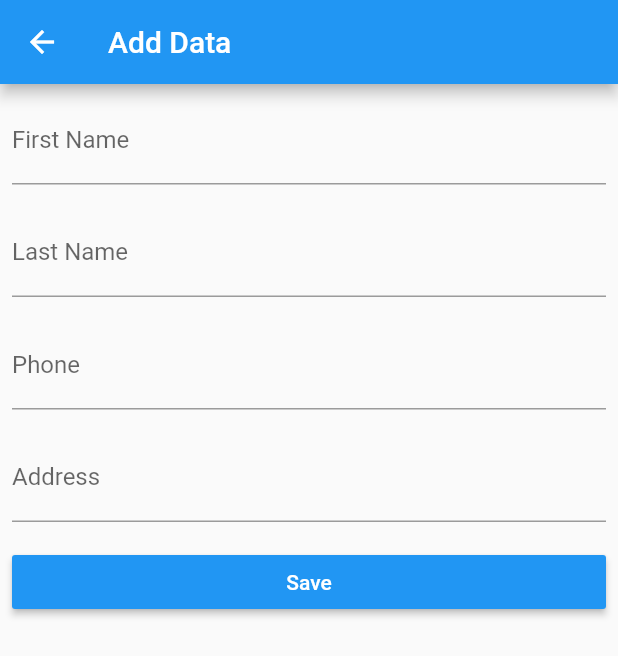
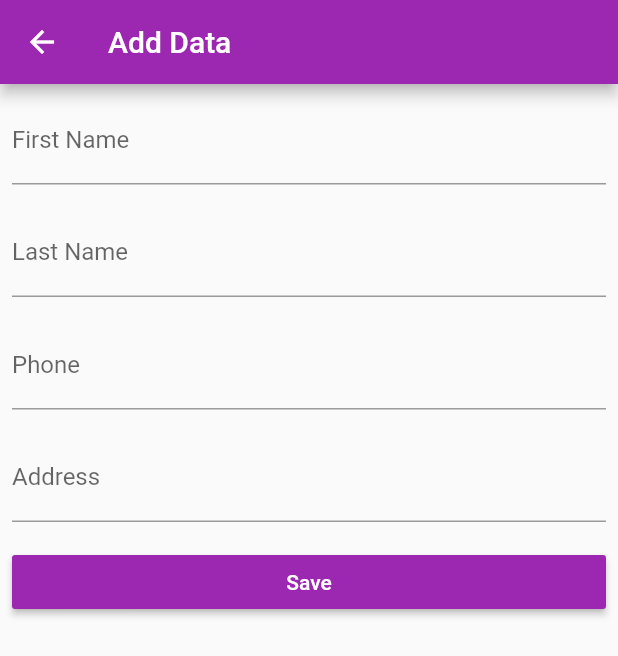
Before and after one commit to mufassalhussain/BSCS_B15_SEC_A_049, a Flutter app: the screen it shows after launch, after a tap on the "add" icon, on a phone screen of 412 x 824 dp. Shown: the top 656 px of the screen. Run offline on Flutter 3.47's test engine with Material 2 defaults, Android fonts, the phone set to English and light mode, and no system bars; our stand-ins replace audioplayers, cloud_firestore, firebase_core; accounts and stored records are empty; network calls fail.

Commit message:
update some code
update some code

```diff
--- /dev/null
+++ b/crud_php/lib/addoreditpage.dart
@@ -0,0 +1,127 @@
+import 'package:flutter/material.dart';
+import 'package:http/http.dart' as http;
+import 'package:crud_php/main.dart';
+
+class AddEditPage extends StatefulWidget {
+  final List list;
+  final int index;
+  AddEditPage({this.list, this.index});
+  @override
+  _AddEditPageState createState() => _AddEditPageState();
+}
+
+class _AddEditPageState extends State<AddEditPage> {
+  TextEditingController firstName = TextEditingController();
+  TextEditingController lastName = TextEditingController();
+  TextEditingController phone = TextEditingController();
+  TextEditingController address = TextEditingController();
+
+  bool editMode = false;
+
+  addUpdateData() {
+    if (editMode) {
+      var url = Uri.parse('https://mufihosting.000webhostapp.com/edit.php');
+      http.post(url, body: {
+        'id': widget.list[widget.index]['id'],
+        'firstname': firstName.text,
+        'lastname': lastName.text,
+        'phone': phone.text,
+        'address': address.text,
+      });
+    } else {
+      var url = Uri.parse('https://mufihosting.000webhostapp.com/add.php');
+      http.post(url, body: {
+        'firstname': firstName.text,
+        'lastname': lastName.text,
+        'phone': phone.text,
+        'address': address.text,
+      });
+    }
+  }
+
+  @override
+  void initState() {
+    super.initState();
+    if (widget.index != null) {
+      editMode = true;
+      firstName.text = widget.list[widget.index]['firstname'];
+      lastName.text = widget.list[widget.index]['lastname'];
+      phone.text = widget.list[widget.index]['phone'];
+      address.text = widget.list[widget.index]['address'];
+    }
+  }
+
+  @override
+  Widget build(BuildContext context) {
+    return Scaffold(
+      appBar: AppBar(
+        backgroundColor: Colors.purple,
+        title: Text(editMode ? 'Update' : 'Add Data'),
+      ),
+      body: ListView(
+        children: <Widget>[
+          Padding(
+            padding: const EdgeInsets.all(8.0),
+            child: TextField(
+              controller: firstName,
+              decoration: InputDecoration(
+                labelText: 'First Name',
+              ),
+            ),
+          ),
+          Padding(
+            padding: const EdgeInsets.all(8.0),
+            child: TextField(
+              controller: lastName,
+              decoration: InputDecoration(
+                labelText: 'Last Name',
+              ),
+            ),
+          ),
+          Padding(
+            padding: const EdgeInsets.all(8.0),
+            child: TextField(
+              controller: phone,
+              decoration: InputDecoration(
+                labelText: 'Phone',
+              ),
+            ),
+          ),
+          Padding(
+            padding: const EdgeInsets.all(8.0),
+            child: TextField(
+              controller: address,
+              decoration: InputDecoration(
+                // focusColor: Colors.purple,
+                labelText: 'Address',
+              ),
+            ),
+          ),
+          Padding(
+            padding: EdgeInsets.all(8),
+            child: RaisedButton(
+              onPressed: () {
+                setState(() {
+                  addUpdateData();
+                  debugPrint('Adding running');
+                });
+                Navigator.push(
+                  context,
+                  MaterialPageRoute(
+                    builder: (context) => MyHomePage(),
+                  ),
+                );
+                debugPrint('Clicked RaisedButton Button');
+              },
+              color: Colors.purple,
+              child: Text(
+                editMode ? 'Update' : 'Save',
+                style: TextStyle(color: Colors.white),
+              ),
+            ),
+          ),
+        ],
+      ),
+    );
+  }
+}
--- a/crud_php/lib/main.dart
+++ b/crud_php/lib/main.dart
@@ -2,7 +2,7 @@ import 'dart:convert';
 
 import 'package:flutter/material.dart';
 import 'package:http/http.dart' as http;
-import 'package:crud_php/AddEditPage.dart';
+import 'package:crud_php/addoreditpage.dart';
 
 //import 'package:dio/dio.dart';
 void main() {
@@ -14,7 +14,7 @@ class MyApp extends StatelessWidget {
   @override
   Widget build(BuildContext context) {
     return MaterialApp(
-      title: 'Flutter Demo',
+      title: 'Mufassal Crud App',
       theme: ThemeData(
         primarySwatch: Colors.blue,
         visualDensity: VisualDensity.adaptivePlatformDensity,
@@ -47,9 +47,11 @@ class _MyHomePageState extends State<MyHomePage> {
     return Scaffold(
       appBar: AppBar(
         title: Text('Php Mysql Crud'),
+        backgroundColor: Colors.purple,
       ),
       floatingActionButton: FloatingActionButton(
         child: Icon(Icons.add),
+        backgroundColor: Colors.purple,
         onPressed: () {
           Navigator.push(
             context,
--- a/crud_php/pubspec.yaml
+++ b/crud_php/pubspec.yaml
@@ -30,7 +30,7 @@ dependencies:
   # Use with the CupertinoIcons class for iOS style icons.
   cupertino_icons: ^1.0.2
   http: ^0.13.3
-  dio: ^4.0.0
+  #dio: ^4.0.0
 
 dev_dependencies:
   flutter_test:
```
Also changed, not shown: crud_php/pubspec.lock, 1 other file.
